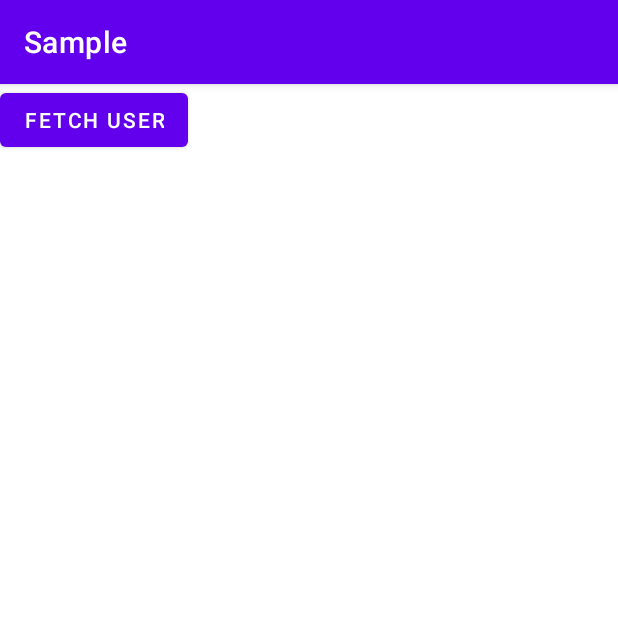
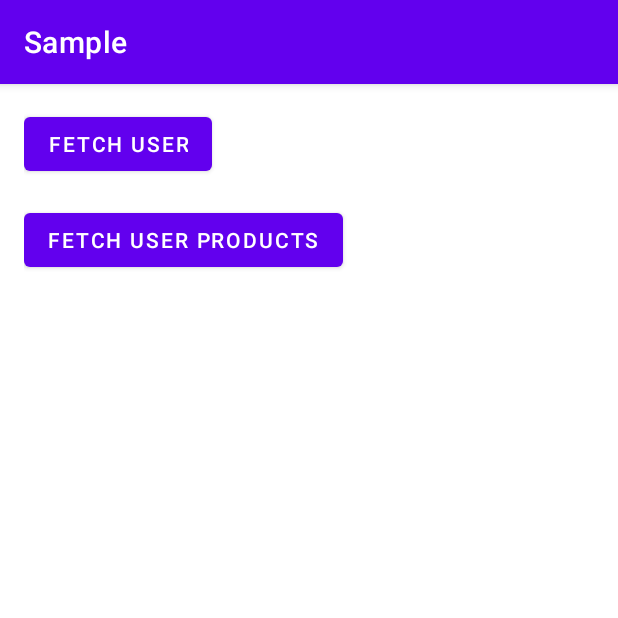
Before and after one commit to DraganVojvodicDA/MultiTypeJsonParser, an Android app: the screen it shows after launch (MainActivity), after a tap on "FETCH USER", on a phone screen of 412 x 824 dp, the top half of it. Run offline under Robolectric (Android 15) with nearby library versions, the phone set to English and light mode, and no system bars.

```diff
--- a/app/src/main/java/com/vojvodic/sample/common/Constants.kt
+++ b/app/src/main/java/com/vojvodic/sample/common/Constants.kt
@@ -12,9 +12,7 @@ class Constants {
 
 
         const val USER = "453e8417"
-
-
-
+        const val USER_WITH_PRODUCTS = "50706c57"
 
 
 
--- a/app/src/main/java/com/vojvodic/sample/model/base/BaseResponse.kt
+++ b/app/src/main/java/com/vojvodic/sample/model/base/BaseResponse.kt
@@ -5,5 +5,5 @@ import java.io.Serializable
 
 data class BaseResponse<DATA>(
     val data: DATA,
-    val listOfProducts: MutableList<Product>
+    var listOfProducts: MutableList<Product>?
 ) : Serializable
--- a/app/src/main/java/com/vojvodic/sample/networking/RestApi.kt
+++ b/app/src/main/java/com/vojvodic/sample/networking/RestApi.kt
@@ -2,6 +2,8 @@ package com.vojvodic.sample.networking
 
 import com.google.gson.GsonBuilder
 import com.vojvodic.sample.common.Constants
+import com.vojvodic.sample.model.base.BaseResponse
+import com.vojvodic.sample.networking.deserializer.CustomDeserializer
 import com.vojvodic.sample.networking.helper.MockInterceptor
 import okhttp3.OkHttpClient
 import okhttp3.logging.HttpLoggingInterceptor
@@ -14,6 +16,7 @@ object RestApi {
         get() {
 
             val gsonBuilder = GsonBuilder()
+                .registerTypeAdapter(BaseResponse::class.java, CustomDeserializer())
                 .setLenient()
                 .create()
 
@@ -21,7 +24,6 @@ object RestApi {
             loggingInterceptor.setLevel(HttpLoggingInterceptor.Level.BODY)
 
             val mockInterceptor = MockInterceptor()
-
 
             val client = OkHttpClient.Builder()
                 .addNetworkInterceptor(mockInterceptor)
--- a/app/src/main/java/com/vojvodic/sample/networking/RestCallback.kt
+++ b/app/src/main/java/com/vojvodic/sample/networking/RestCallback.kt
@@ -28,6 +28,7 @@ abstract class RestCallback<RESPONSE> : Callback<RESPONSE> {
     }
 
     override fun onFailure(call: Call<RESPONSE>, t: Throwable?) {
+        Log.i(TAG, "onFailure: " + t?.message)
         onError(t?.message, null)
     }
 
--- a/app/src/main/java/com/vojvodic/sample/networking/helper/MockInterceptor.kt
+++ b/app/src/main/java/com/vojvodic/sample/networking/helper/MockInterceptor.kt
@@ -2,10 +2,8 @@ package com.vojvodic.sample.networking.helper
 
 import com.vojvodic.sample.BuildConfig
 import com.vojvodic.sample.common.Constants
-import okhttp3.Interceptor
+import okhttp3.*
 import okhttp3.MediaType.Companion.toMediaTypeOrNull
-import okhttp3.Protocol
-import okhttp3.Response
 import okhttp3.ResponseBody.Companion.toResponseBody
 
 class MockInterceptor : Interceptor {
@@ -17,6 +15,7 @@ class MockInterceptor : Interceptor {
 
             val responseString = when {
                 uri.endsWith(Constants.USER) -> getUser
+                uri.endsWith(Constants.USER_WITH_PRODUCTS) -> getUserWithProducts
                 else -> ""
             }
 
@@ -30,7 +29,6 @@ class MockInterceptor : Interceptor {
                         .toResponseBody("application/json".toMediaTypeOrNull())
                 )
                 .addHeader("content-type", "application/json")
-                .addHeader("accept", "application/json")
                 .build()
         } else {
             //just to be on safe side.
@@ -42,4 +40,8 @@ class MockInterceptor : Interceptor {
     }
 }
 
-const val getUser = "{\"data\":{\"id\":1,\"name\":\"John\",\"type\":\"user\",\"email\":\"johndoe@gmail.com\",\"lastName\":\"John\",\"phoneNumber\":\"1232123213\"}}"
+const val getUser =
+    "{\"data\":{\"id\":1,\"name\":\"John\",\"type\":\"user\",\"email\":\"johndoe@gmail.com\",\"lastName\":\"John\",\"phoneNumber\":\"1232123213\"}}"
+
+const val getUserWithProducts =
+    "{\"data\":{\"id\":1,\"name\":\"John\",\"type\":\"user\",\"email\":\"johndoe@gmail.com\",\"lastName\":\"John\",\"phoneNumber\":\"1232123213\"},\"productsList\":[{\"id\":2343,\"type\":\"cellphone\",\"model\":\"Xperia\",\"displaySize\":6.3,\"manufacturer\":\"Sony\",\"batteryCapacity\":\"4000\"},{\"id\":554545,\"type\":\"charger\",\"model\":\"m2\",\"chargerType\":\"type C\",\"manufacturer\":\"Xiaomi\"},{\"id\":897865,\"type\":\"headphone\",\"maxDb\":\"79dB\",\"model\":\"cbm-2343\",\"manufacturer\":\"Samsung\"},{\"id\":12354,\"type\":\"memory_card\",\"capacity\":20000,\"manufacturer\":\"Transcend\"}]}"
--- a/app/src/main/java/com/vojvodic/sample/networking/services/UserService.kt
+++ b/app/src/main/java/com/vojvodic/sample/networking/services/UserService.kt
@@ -13,4 +13,7 @@ interface UserService {
     @GET(Constants.USER)
     fun getUser(): Call<BaseResponse<User>>
 
+    @Headers(Constants.CONTENT_TYPE_APP_JSON, Constants.ACCEPT)
+    @GET(Constants.USER_WITH_PRODUCTS)
+    fun getUserWithProducts(): Call<BaseResponse<User>>
 }
--- a/app/src/main/res/layout/activity_main.xml
+++ b/app/src/main/res/layout/activity_main.xml
@@ -4,6 +4,7 @@
     android:layout_width="match_parent"
     android:layout_height="match_parent"
     android:orientation="vertical"
+    android:padding="16dp"
     tools:context=".MainActivity">
 
     <Button
@@ -12,4 +13,12 @@
         android:layout_height="wrap_content"
         android:text="@string/fetch_user" />
 
+
+    <Button
+        android:id="@+id/fetchUserWithProducts"
+        android:layout_marginTop="16dp"
+        android:layout_width="wrap_content"
+        android:layout_height="wrap_content"
+        android:text="@string/fetch_user_with_prod" />
+
 </LinearLayout>
--- a/app/src/main/res/values/strings.xml
+++ b/app/src/main/res/values/strings.xml
@@ -4,5 +4,8 @@
 
 
     <string name="fetch_user">Fetch user</string>
+    <string name="fetch_user_with_prod">Fetch user products</string>
+
+
 
 </resources>
```
Also changed, not shown: app/src/main/java/com/vojvodic/sample/MainActivity.kt (+40 -1 lines), app/src/main/java/com/vojvodic/sample/networking/deserializer/CustomDeserializer.kt (added, +50 -0 lines).
